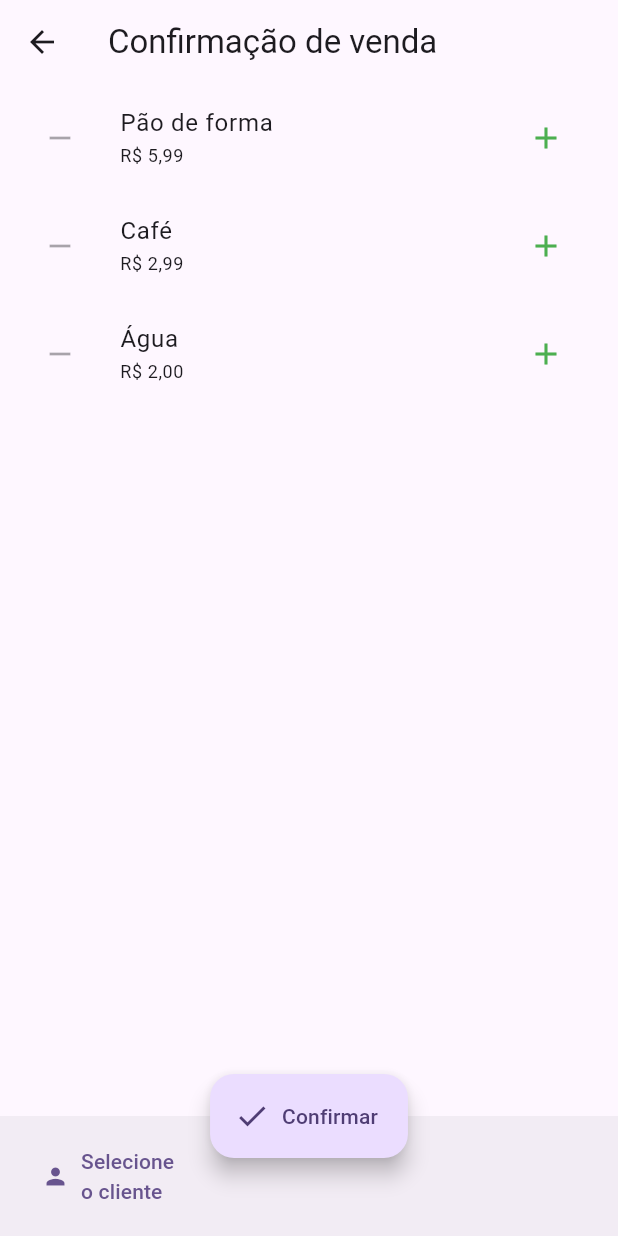
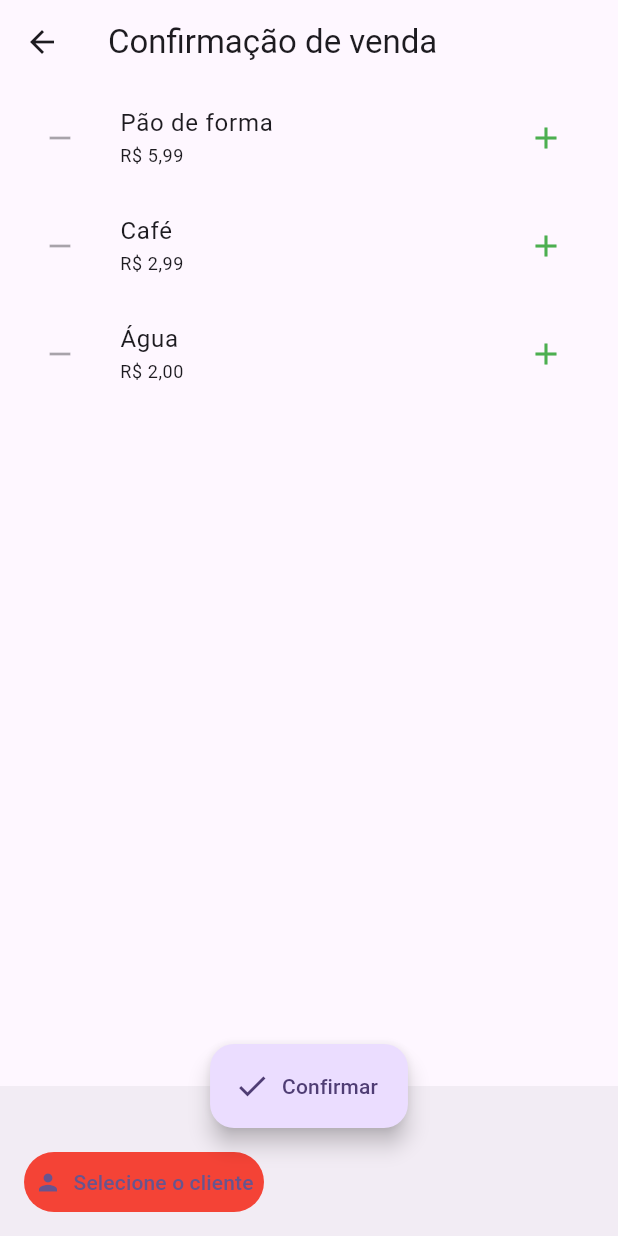
Before and after one commit to leandrofabianjr/todavenda, a Flutter app: the CartCheckoutView screen opened directly, on a phone screen of 412 x 824 dp. Run offline on Flutter 3.47's test engine with Material 2 defaults, Android fonts, the phone set to English and light mode, and no system bars; our stand-ins replace bloc, equatable, flutter_bloc, go_router.

Commit message:
Alterado tamanho de botão de seleção de cliente na venda

```diff
--- a/lib/cart/pages/cart_page/cart_checkout_page.dart
+++ b/lib/cart/pages/cart_page/cart_checkout_page.dart
@@ -61,12 +61,13 @@ class _CartCheckoutViewState extends State<CartCheckoutView> {
           title: const Text('Confirmação de venda'),
         ),
         bottomNavigationBar: BottomAppBar(
+          height: 100,
           child: Row(
             crossAxisAlignment: CrossAxisAlignment.end,
             mainAxisAlignment: MainAxisAlignment.spaceBetween,
             children: [
               SizedBox(
-                width: 120,
+                width: 160,
                 child: ClientSelector(
                   clientsRepository: context.read<ClientsRepository>(),
                   initial: selectedClient,
--- a/lib/clients/widgets/client_selector.dart
+++ b/lib/clients/widgets/client_selector.dart
@@ -19,6 +19,8 @@ class ClientSelector extends StatelessWidget {
   @override
   Widget build(BuildContext context) {
     return TextButton.icon(
+      style: TextButton.styleFrom(
+          padding: EdgeInsets.zero, backgroundColor: Colors.red),
       onPressed: () {
         showDialog<Client>(
           context: context,
```
